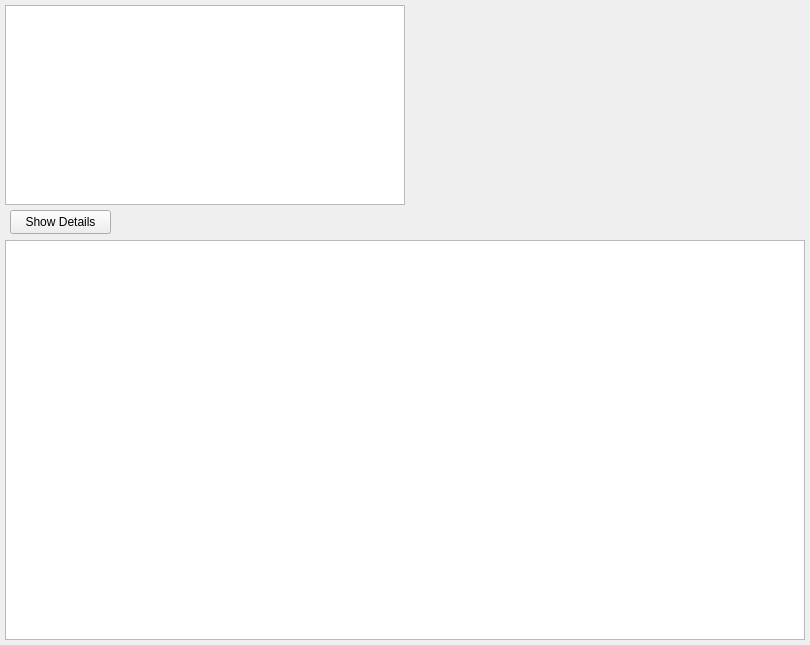
First picture: the form in src/view/DbValidationDialog.ui, repository gnailegoac/rde_ygomi, before the edit.
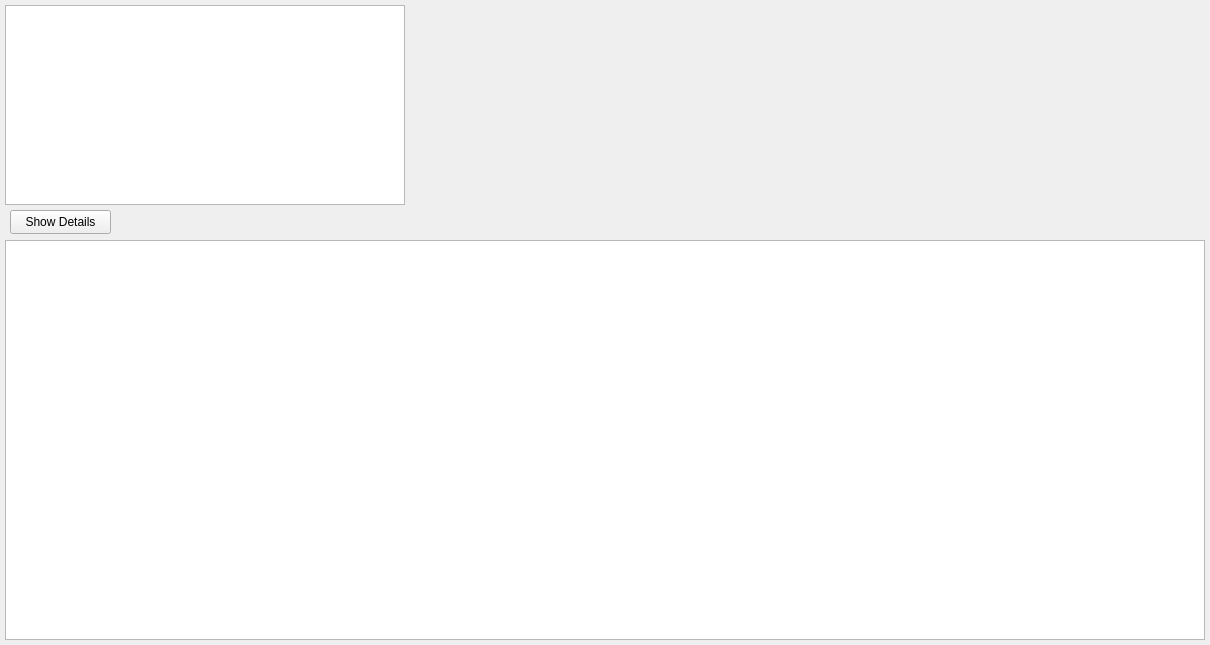
Second picture: the form after the edit.

Commit message: RDE-104: adjust the resulting information show of DB validation

What changed in the file:
```diff
--- a/src/view/DbValidationDialog.ui
+++ b/src/view/DbValidationDialog.ui
@@ -9,7 +9,7 @@
    <rect>
     <x>0</x>
     <y>0</y>
-    <width>810</width>
+    <width>1210</width>
     <height>645</height>
    </rect>
   </property>
@@ -45,12 +45,12 @@
     </rect>
    </property>
   </widget>
-  <widget class="QTextBrowser" name="textBrowser">
+  <widget class="QTableWidget" name="tableDetails">
    <property name="geometry">
     <rect>
      <x>5</x>
      <y>240</y>
-     <width>800</width>
+     <width>1200</width>
      <height>400</height>
     </rect>
    </property>
```
The commit also changes 2 other files.
